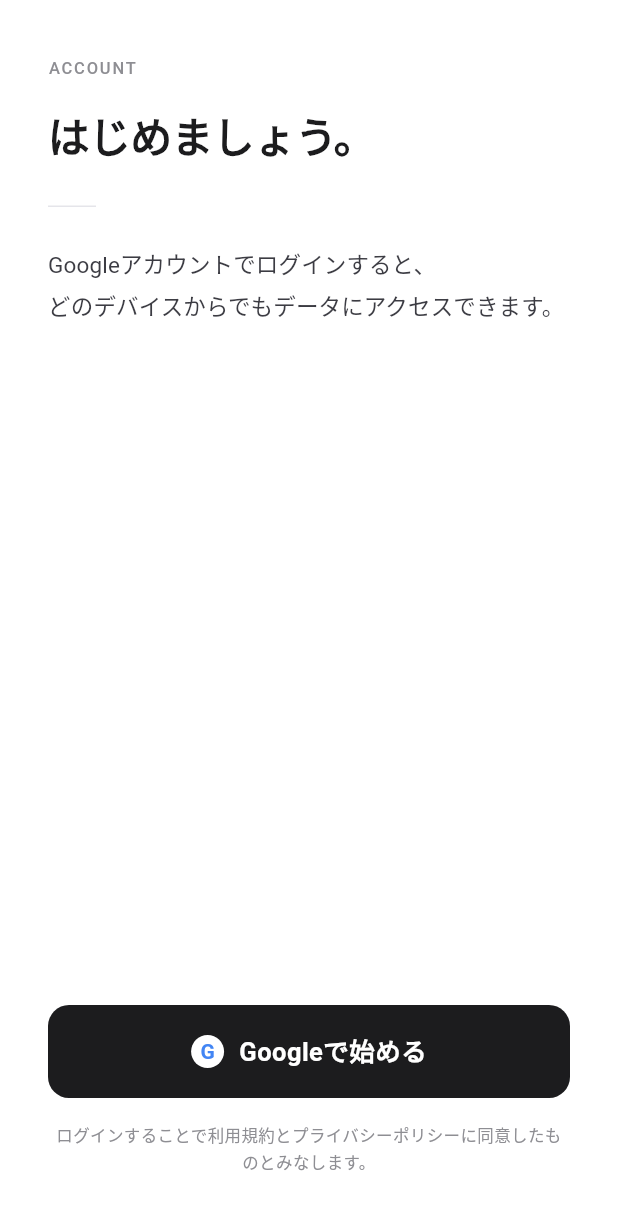
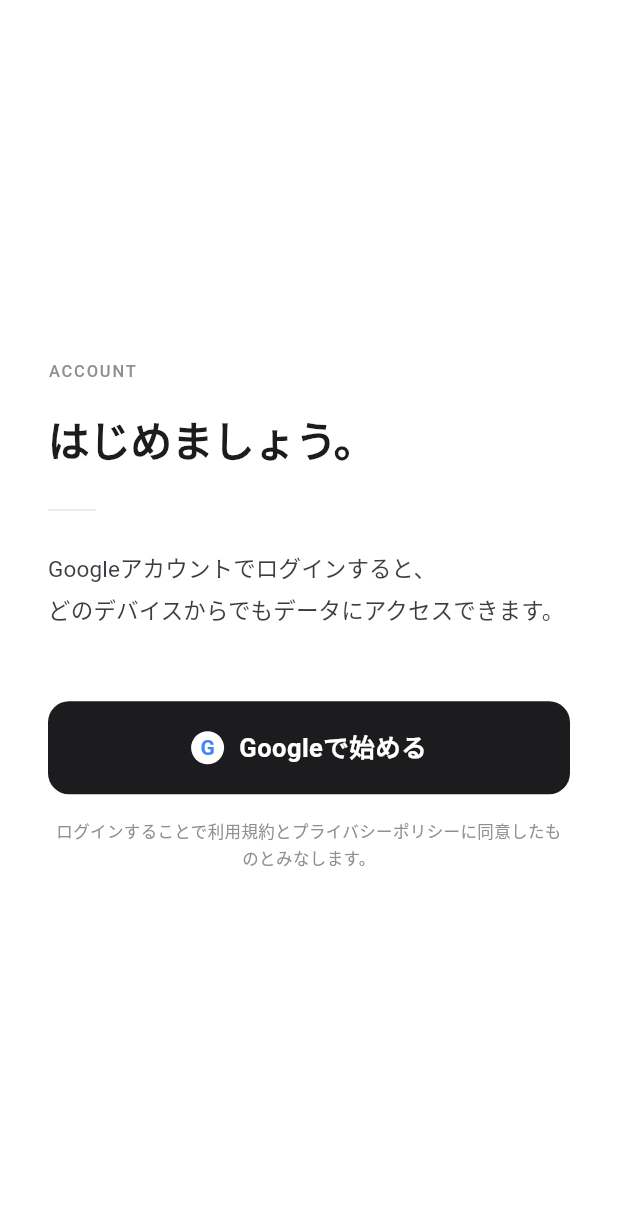
Before and after one commit to ensowacw/new-repository, a Flutter app: the LoginScreen screen opened directly, on a phone screen of 412 x 824 dp. Shown: the top 1210 px of the screen. Run offline on Flutter 3.47's test engine with Material 3 defaults, Android fonts, the phone set to English and light mode, and no system bars; our stand-ins replace cloud_firestore, firebase_auth, firebase_core, google_sign_in, shared_preferences; missing offline and left inert: dart:html; accounts and stored records are empty.

Commit message:
Fix: center login layout, getRedirectResult for post-login navigation

```diff
--- a/lib/screens/login_screen.dart
+++ b/lib/screens/login_screen.dart
@@ -42,9 +42,8 @@
           padding: const EdgeInsets.symmetric(horizontal: 32),
           child: Column(
             crossAxisAlignment: CrossAxisAlignment.start,
+            mainAxisAlignment: MainAxisAlignment.center, // オンボーディングと同じ中央配置
             children: [
-              const SizedBox(height: 40),
-
               // ── eyebrow（オンボーディングと同スタイル）──
               Text(
                 'ACCOUNT',
@@ -81,7 +80,7 @@
                 ),
               ),
 
-              const Spacer(),
+              const SizedBox(height: 48),
 
               // ── エラー表示 ─────────────────────────────
               if (_error != null) ...[
@@ -92,12 +91,11 @@
                     color: AppTheme.danger,
                     height: 1.5,
                   ),
-                  textAlign: TextAlign.left,
                 ),
                 const SizedBox(height: 16),
               ],
 
-              // ── Googleログインボタン（オンボーディングの「始める」と同スタイル）──
+              // ── Googleログインボタン ──
               SizedBox(
                 width: double.infinity,
                 child: GestureDetector(
@@ -143,7 +141,7 @@
 
               const SizedBox(height: 16),
 
-              // ── 規約テキスト ────────────────────────────
+              // ── 規約テキスト ──
               const Text(
                 'ログインすることで利用規約とプライバシーポリシーに同意したものとみなします。',
                 style: TextStyle(
@@ -153,8 +151,6 @@
                 ),
                 textAlign: TextAlign.center,
               ),
-
-              const SizedBox(height: 40),
             ],
           ),
         ),
```
Also changed, not shown: lib/main.dart (+8 -0 lines).
